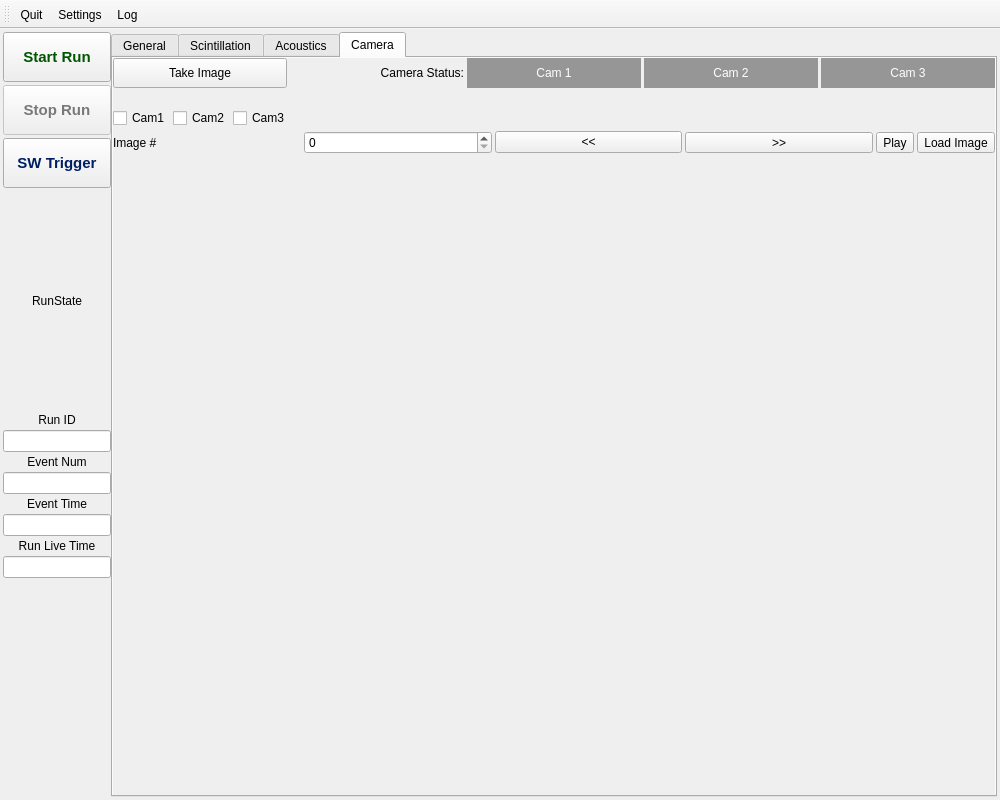
Above: ui/mainwindow.ui from SBC-Collaboration/SBC-RunControl before the change. Below: the same form after it.
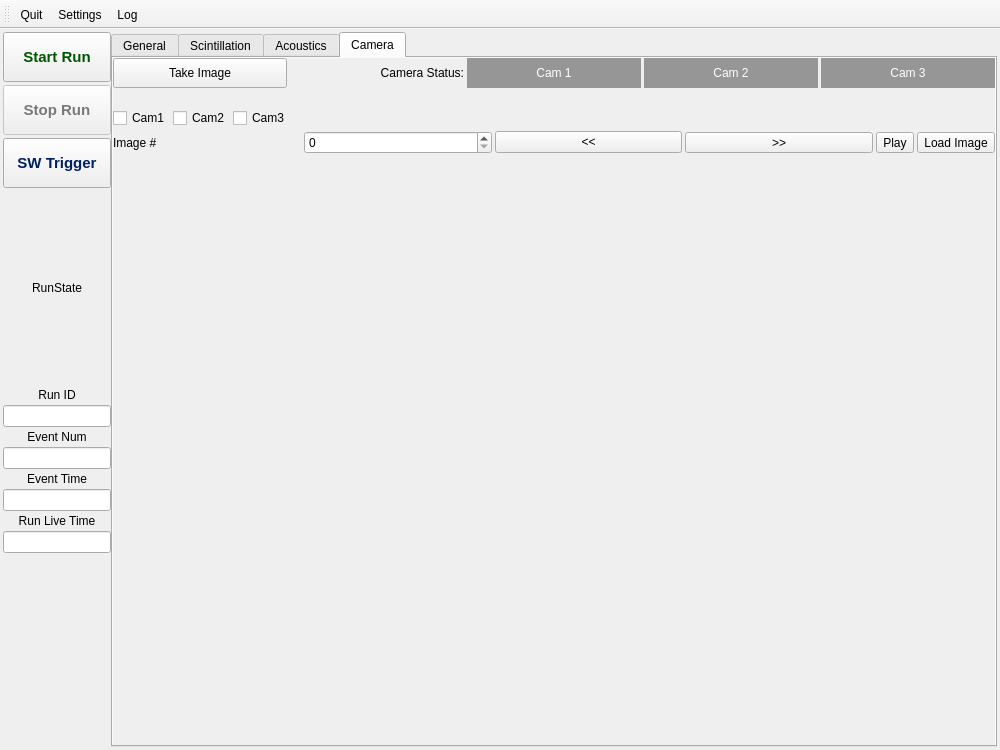
That is the form after the change. Icons and pictures are not drawn.

The edit to the form file:
```diff
--- a/ui/mainwindow.ui
+++ b/ui/mainwindow.ui
@@ -7,7 +7,7 @@
     <x>0</x>
     <y>0</y>
     <width>1000</width>
-    <height>800</height>
+    <height>750</height>
    </rect>
   </property>
   <property name="sizePolicy">
@@ -737,8 +737,8 @@
               <rect>
                <x>0</x>
                <y>0</y>
-               <width>846</width>
-               <height>729</height>
+               <width>855</width>
+               <height>675</height>
               </rect>
              </property>
              <layout class="QVBoxLayout" name="verticalLayout_2">
```
Left out of the diff: 4 changed lines with no effect on the pictures.
